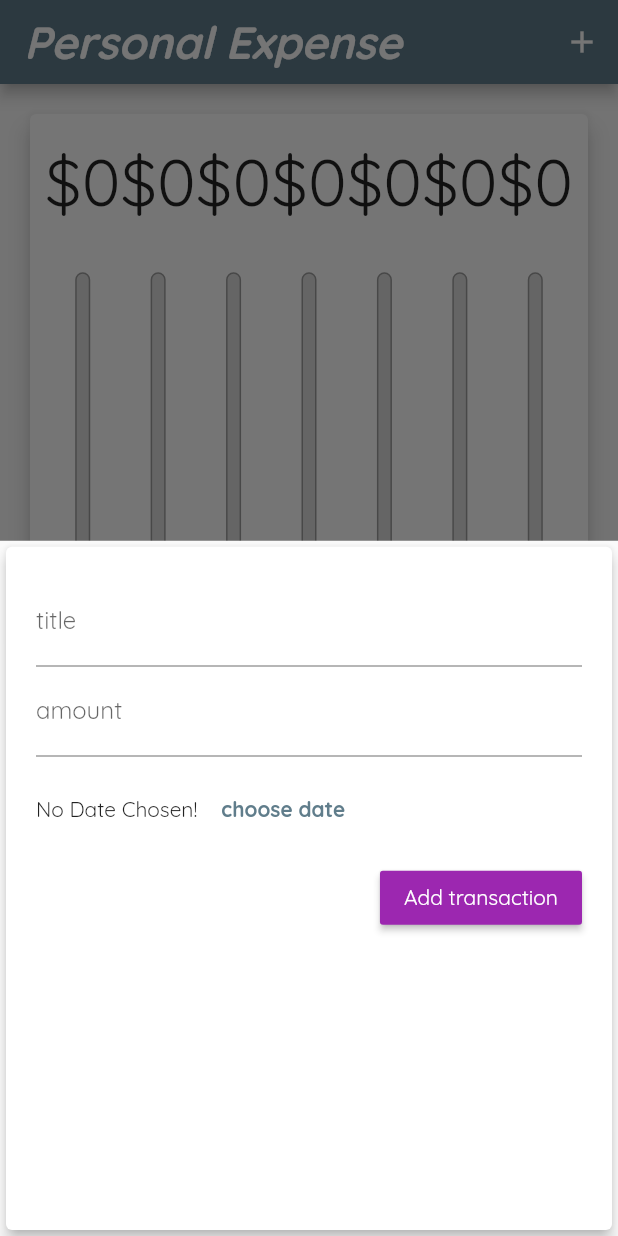
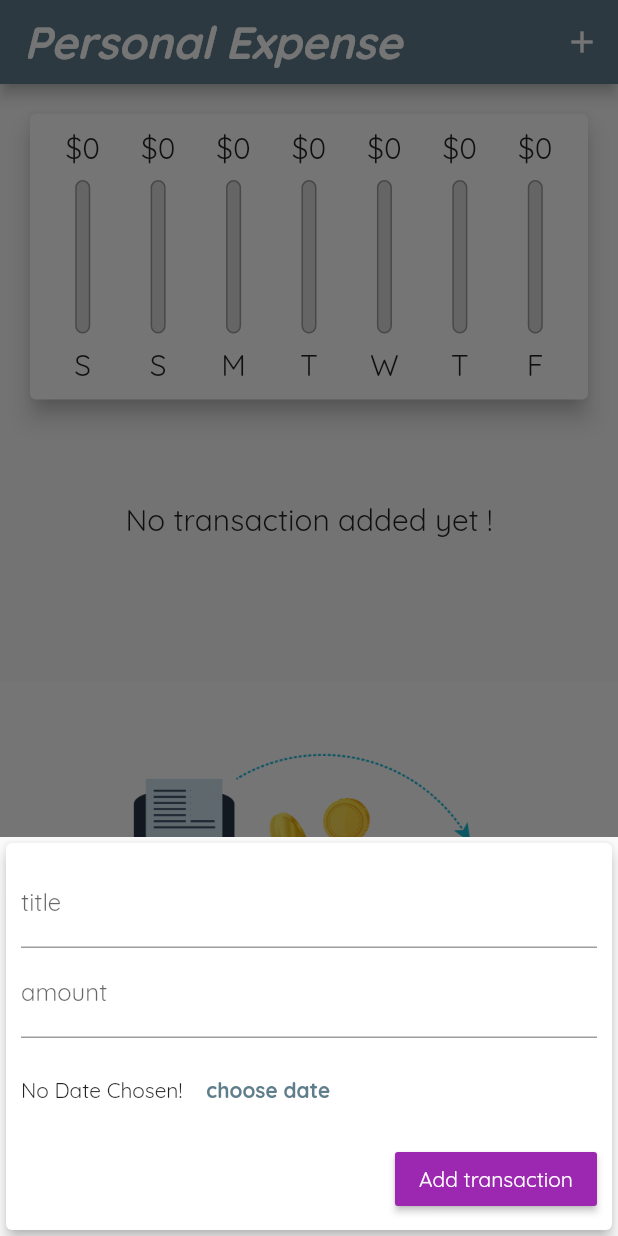
Before and after one commit to tbenjamin1/expenseManager_App_flutter, a Flutter app: the screen it shows after launch, after a tap on the "add" icon, on a phone screen of 412 x 824 dp. Run offline on Flutter 3.47's test engine with Material 2 defaults, Android fonts, the phone set to English and light mode, and no system bars.

Commit message:
tweaking ui in land scape mode

```diff
--- a/lib/main.dart
+++ b/lib/main.dart
@@ -139,7 +139,7 @@ class _MyHomePageState extends State<MyHomePage> {
                     height: (MediaQuery.of(context).size.height -
                             appBar.preferredSize.height -
                             MediaQuery.of(context).padding.top) *
-                        0.7,
+                        0.3,
                     child: Chart(_recentTransactions)),
                     if(!isLandScape)txListWidget,
 
--- a/lib/widgets/new_transaction.dart
+++ b/lib/widgets/new_transaction.dart
@@ -44,10 +44,11 @@ class _NewTransactionState extends State<NewTransaction> {
 
   @override
   Widget build(BuildContext context) {
-    return Card(
+    return SingleChildScrollView(
+      child: Card(
         elevation: 4,
         child: Container(
-        padding: EdgeInsets.all(20),
+          padding: EdgeInsets.only(top: 10,left: 10,right: 10,bottom: MediaQuery.of(context).viewInsets.bottom+10),
           child: Column(
             crossAxisAlignment: CrossAxisAlignment.end,
             children: <Widget>[
@@ -90,6 +91,7 @@ class _NewTransactionState extends State<NewTransaction> {
             ],
           ),
         ),
+      ),
     );
   }
 }
```
Also changed, not shown: lib/widgets/transaction_list.dart (+41 -18 lines). Lines whose indentation alone changed are shown as unchanged.
